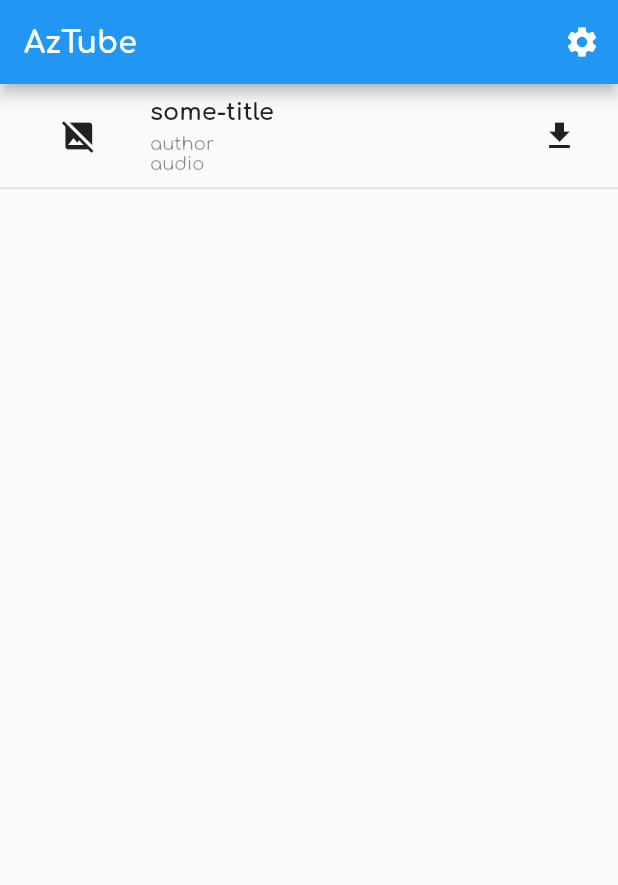
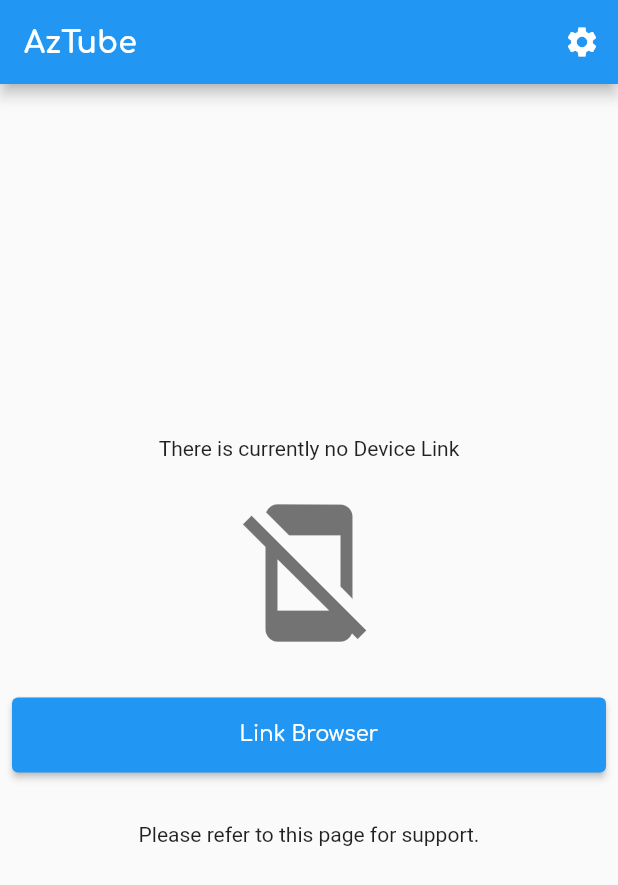
Before and after one commit to Abstractolotl/aztube-app, a Flutter app: the screen it shows after launch, on a phone screen of 412 x 824 dp. Shown: the top 885 px of the screen. Run offline on Flutter 3.47's test engine with Material 2 defaults, Android fonts, the phone set to English and light mode, and no system bars; drawn by our look-alikes of cached_network_image; our stand-ins replace google_fonts; missing offline and left inert: qr_code_scanner.

Commit message:
Implement device link logic

```diff
--- a/lib/aztube.dart
+++ b/lib/aztube.dart
@@ -25,6 +25,10 @@ class AzTubeApp with ChangeNotifier {
     }
   }
 
+  bool hasDeviceLinks() {
+    return deviceLinks.isNotEmpty;
+  }
+
   void _onProgress(String downloadId, double progress) {
     debugPrint("onProgress");
     var dwn = downloads[downloadId];
--- a/lib/main.dart
+++ b/lib/main.dart
@@ -3,6 +3,7 @@ import 'package:aztube/data/device_link_info.dart';
 import 'package:aztube/data/download_info.dart';
 import 'package:aztube/data/video_info.dart';
 import 'package:aztube/views/dashboard_view.dart';
+import 'package:aztube/views/device_link_view.dart';
 import 'package:aztube/views/settings_view.dart';
 import 'package:flutter/material.dart';
 import 'package:google_fonts/google_fonts.dart';
@@ -31,19 +32,23 @@ class AzTube extends StatelessWidget {
             labelLarge: TextStyle(color: Colors.black45),
           )),
         ),
-        routes: {'/': (context) => const DashboardView(), '/settings': (context) => const SettingsView()},
+        routes: {
+          '/': (context) => const DashboardView(),
+          '/settings': (context) => const SettingsView(),
+          '/link': (context) => const DeviceLinkView(),
+        },
       ),
     );
   }
 
   AzTubeApp someTestData() {
     var app = AzTubeApp();
-    app.deviceLinks["some-token"] = (DeviceLinkInfo("some-token", "The Device"));
+    //app.deviceLinks["some-token"] = (DeviceLinkInfo("some-token", "The Device"));
     app.downloads["dwn-id"] = (DownloadInfo(
         video: VideoInfo(
           "uA832zpafis",
-          "some-title",
-          "author",
+          "Let Me Let You Go",
+          "ONE OK ROCK",
           VideoQuality.audio,
         ),
         id: "dwn-id"));
--- a/lib/views/dashboard_view.dart
+++ b/lib/views/dashboard_view.dart
@@ -1,7 +1,6 @@
 import 'package:aztube/aztube.dart';
 import 'package:aztube/data/download_info.dart';
 import 'package:aztube/components/download_item.dart';
-import 'package:aztube/main.dart';
 import 'package:aztube/strings.dart';
 import 'package:flutter/material.dart';
 import 'package:provider/provider.dart';
@@ -9,17 +8,23 @@ import 'package:provider/provider.dart';
 class DashboardView extends StatelessWidget {
   const DashboardView({super.key});
 
-  void startDeviceLinking() {}
-
   @override
   Widget build(BuildContext context) {
     //ThemeData theme = Theme.of(context);
     return Consumer<AzTubeApp>(
       builder: (context, app, child) => Scaffold(
         appBar: appBar(context),
-        body: downloadList(app.downloads.values),
+        body: dashboardBody(context, app),
       ),
     );
+  }
+
+  Widget dashboardBody(BuildContext context, AzTubeApp app) {
+    if (!app.hasDeviceLinks()) {
+      return noDeviceLink(context);
+    }
+
+    return downloadList(app.downloads.values);
   }
 
   Widget downloadList(Iterable<DownloadInfo> downloads) {
@@ -33,15 +38,36 @@ class DashboardView extends StatelessWidget {
     );
   }
 
-  Widget noDeviceLink(ThemeData theme) {
+  Widget noDeviceLink(BuildContext context) {
     return Center(
-      child: Container(
-        padding: const EdgeInsets.all(10.0),
-        constraints: const BoxConstraints.expand(width: double.infinity, height: 75),
-        child: ElevatedButton(
-          onPressed: startDeviceLinking,
-          child: const Text('Link Browser'),
-        ),
+      child: Column(
+        mainAxisAlignment: MainAxisAlignment.center,
+        children: [
+          const Text("There is currently no Device Link"),
+          const Padding(
+            padding: EdgeInsets.symmetric(vertical: 25),
+            child: Icon(
+              Icons.no_cell,
+              size: 100,
+              color: Colors.black54,
+            ),
+          ),
+          Padding(
+            padding: const EdgeInsets.all(8.0),
+            child: SizedBox(
+              width: double.infinity,
+              height: 50,
+              child: ElevatedButton(
+                onPressed: () => Navigator.of(context).pushNamed('/link'),
+                child: const Text('Link Browser'),
+              ),
+            ),
+          ),
+          const Padding(
+            padding: EdgeInsets.symmetric(vertical: 25),
+            child: Text("Please refer to this page for support."),
+          )
+        ],
       ),
     );
   }
--- a/pubspec.yaml
+++ b/pubspec.yaml
@@ -13,6 +13,7 @@ dependencies:
   google_fonts: ^4.0.4
   cached_network_image: ^3.2.3
   provider: ^6.0.5
+  qr_code_scanner: ^1.0.1
 
 dev_dependencies:
   flutter_test:
```
Also changed, not shown: lib/views/device_link_view.dart (added, +29 -0 lines), pubspec.lock.
